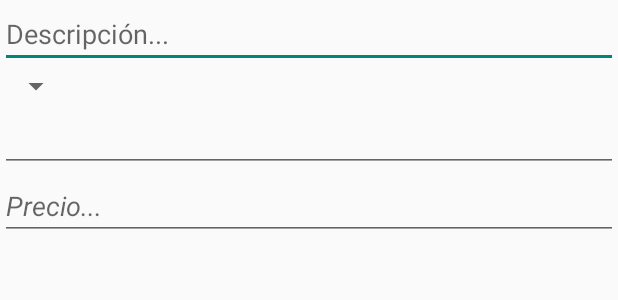
After one commit to kuroghoul/CompuStore, an Android app: the layout dialog_add_product.xml on its own in the app's theme, with its tools: preview values and no code run, on a phone screen of 412 x 824 dp. The commit adds this screen. Shown: the top 300 px of the screen. Run offline under Robolectric (Android 15) with nearby library versions, the phone set to English and light mode, and no system bars.

Commit message:
Guardado creando products dialog

```diff
--- a/app/src/main/java/com/fiuady/compustore/android/compustore/CategoriesActivity.java
+++ b/app/src/main/java/com/fiuady/compustore/android/compustore/CategoriesActivity.java
@@ -7,7 +7,6 @@ import android.os.Bundle;
 import android.support.v7.widget.LinearLayoutManager;
 import android.support.v7.widget.PopupMenu;
 import android.support.v7.widget.RecyclerView;
-import android.view.ContextMenu;
 import android.view.Menu;
 import android.view.MenuInflater;
 import android.view.MenuItem;
@@ -19,8 +18,6 @@ import android.widget.Toast;
 import com.fiuady.compustore.R;
 import com.fiuady.compustore.db.Inventory;
 import com.fiuady.compustore.db.ProductCategory;
-
-import org.w3c.dom.Text;
 
 import java.util.List;
 
@@ -158,7 +155,7 @@ public class CategoriesActivity extends AppCompatActivity implements DialogNewCa
     @Override
     public boolean onCreateOptionsMenu(Menu menu) {
         MenuInflater inflater = getMenuInflater();
-        inflater.inflate(R.menu.menu_categories,menu);
+        inflater.inflate(R.menu.menu_action_addonly,menu);
         return super.onCreateOptionsMenu(menu);
     }
 
--- /dev/null
+++ b/app/src/main/java/com/fiuady/compustore/android/compustore/DialogNewProduct.java
@@ -0,0 +1,10 @@
+package com.fiuady.compustore.android.compustore;
+
+import android.support.v4.app.DialogFragment;
+
+/**
+ * Created by Kuro on 06/04/2017.
+ */
+
+public class DialogNewProduct extends DialogFragment {
+}
--- /dev/null
+++ b/app/src/main/res/layout/dialog_add_product.xml
@@ -0,0 +1,30 @@
+<?xml version="1.0" encoding="utf-8"?>
+<LinearLayout xmlns:android="http://schemas.android.com/apk/res/android"
+    android:orientation="vertical" android:layout_width="match_parent"
+    android:layout_height="match_parent">
+
+    <LinearLayout
+        android:layout_width="match_parent"
+        android:layout_height="wrap_content"
+        android:orientation="vertical">
+        <EditText
+            android:layout_width="match_parent"
+            android:layout_height="wrap_content"
+            android:hint="@string/dialog_hint_product_description"/>
+        <Spinner
+            android:layout_width="wrap_content"
+            android:layout_height="wrap_content"></Spinner>
+        <EditText
+            android:layout_width="match_parent"
+            android:layout_height="wrap_content" />
+        <EditText
+            android:layout_width="match_parent"
+            android:layout_height="wrap_content"
+            android:hint="@string/dialog_hint_product_price"
+            android:textStyle="italic
+
+"/>
+    </LinearLayout>
+
+
+</LinearLayout>
--- a/app/src/main/res/menu/menu_categories.xml
+++ b/app/src/main/res/menu/menu_action_addonly.xml
@@ -3,8 +3,8 @@
     xmlns:app="http://schemas.android.com/apk/res-auto">
 
     <item android:id="@+id/addProductCategory"
-        android:title="+"
+        android:title="@string/action_add"
+        android:icon="@drawable/plus"
         app:showAsAction="always" />
 
-
 </menu>
--- a/app/src/main/res/values/strings.xml
+++ b/app/src/main/res/values/strings.xml
@@ -27,10 +27,11 @@
     <string name="customers_phone3">Teléfono 3: </string>
     <string name="customers_email">E-mail: </string>
 
+    <string name="action_add">Agregar</string>
 
 
-
-
+    <string name="dialog_hint_product_description">Descripción...</string>
+    <string name="dialog_hint_product_price">Precio...</string>
 
     <string name="dialog_add_button">Agregar</string>
     <string name="dialog_cancel_button">Cancelar</string>
```
